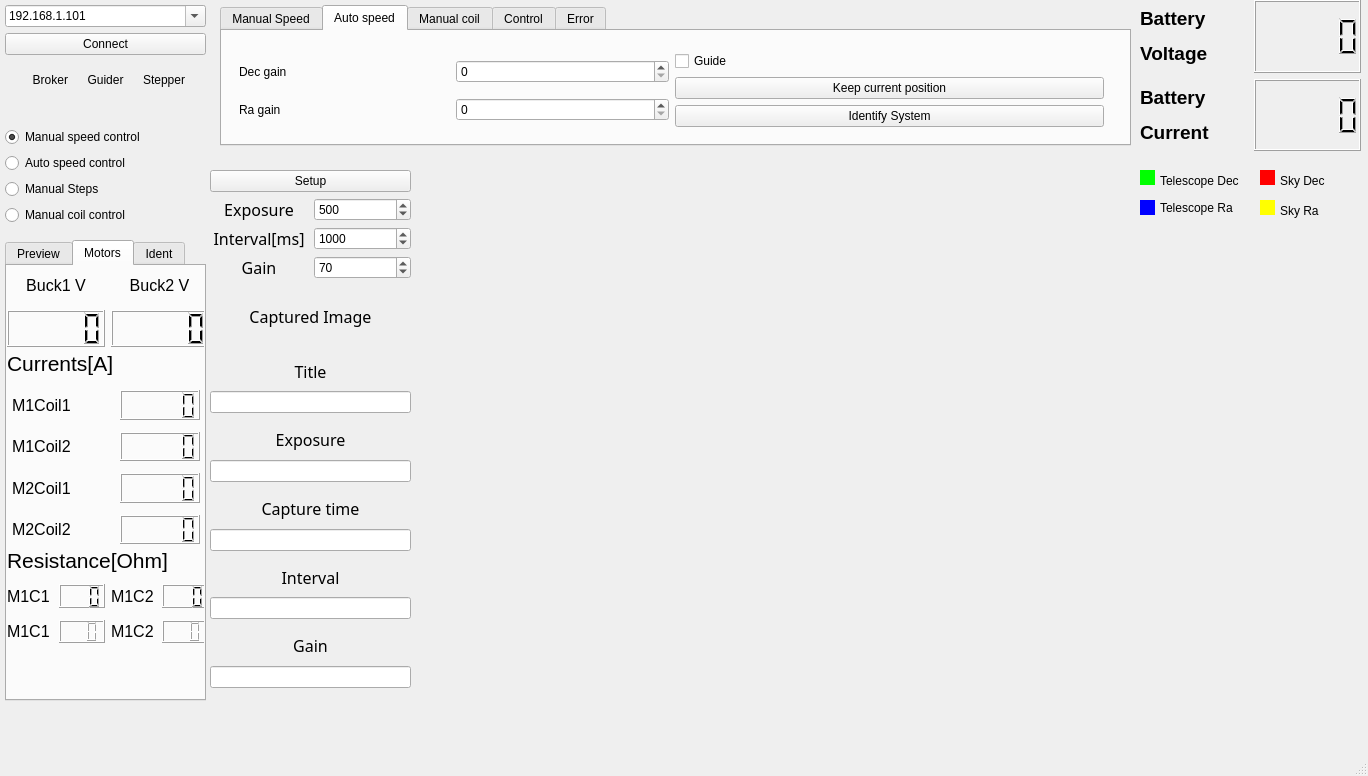
Pmitrega/Telescope_Guider, file GUI/form.ui: the form before one commit.
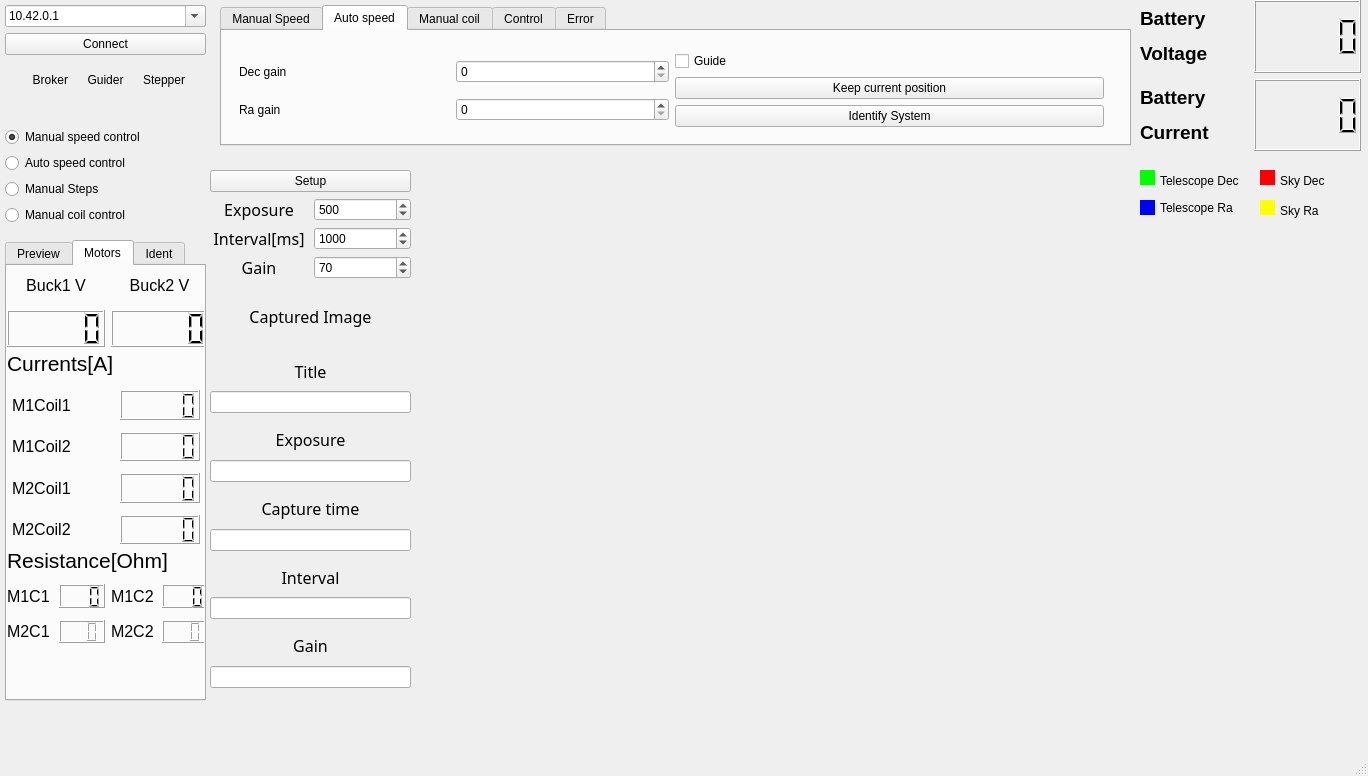
The form after the commit. The open tabs and pages were chosen to show the change. Icons and pictures are not drawn. Custom widgets are drawn as their Qt base class.

What changed in the file:
```diff
--- a/GUI/form.ui
+++ b/GUI/form.ui
@@ -56,6 +56,11 @@
              <property name="editable">
               <bool>true</bool>
              </property>
+             <item>
+              <property name="text">
+               <string>10.42.0.1</string>
+              </property>
+             </item>
              <item>
               <property name="text">
                <string>192.168.1.101</string>
@@ -1183,7 +1188,7 @@
                </font>
               </property>
               <property name="text">
-               <string>M1C1</string>
+               <string>M2C1</string>
               </property>
              </widget>
             </item>
@@ -1205,7 +1210,7 @@
                </font>
               </property>
               <property name="text">
-               <string>M1C2</string>
+               <string>M2C2</string>
               </property>
              </widget>
             </item>
```
Left out of the diff: 22 changed lines with no effect on the pictures.
